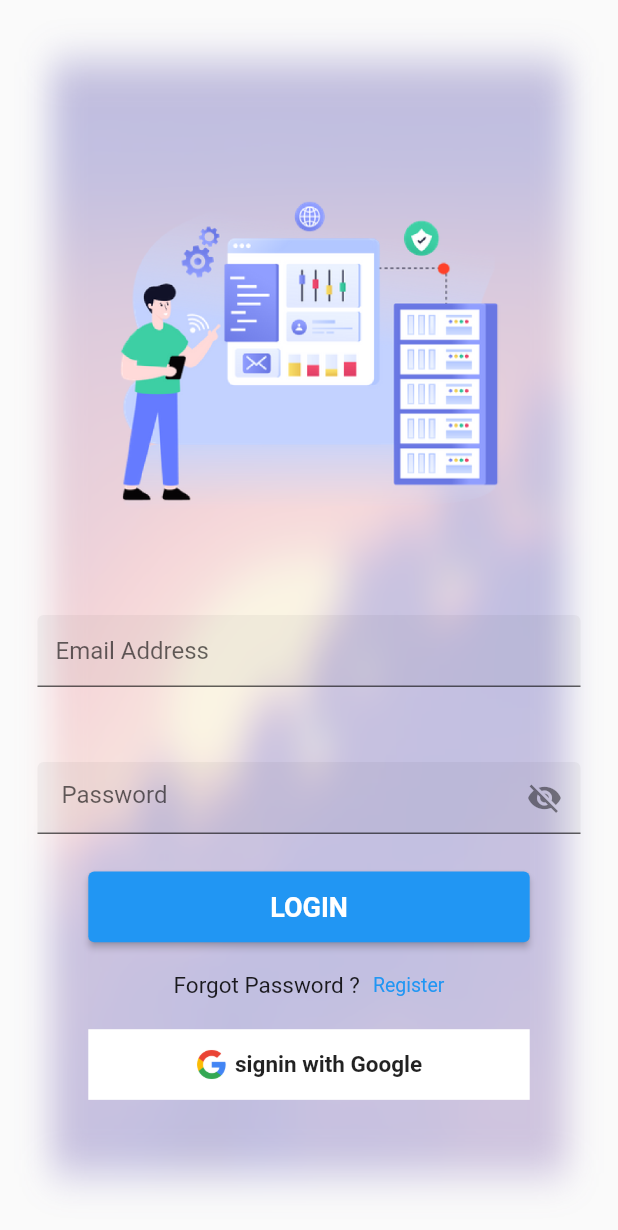
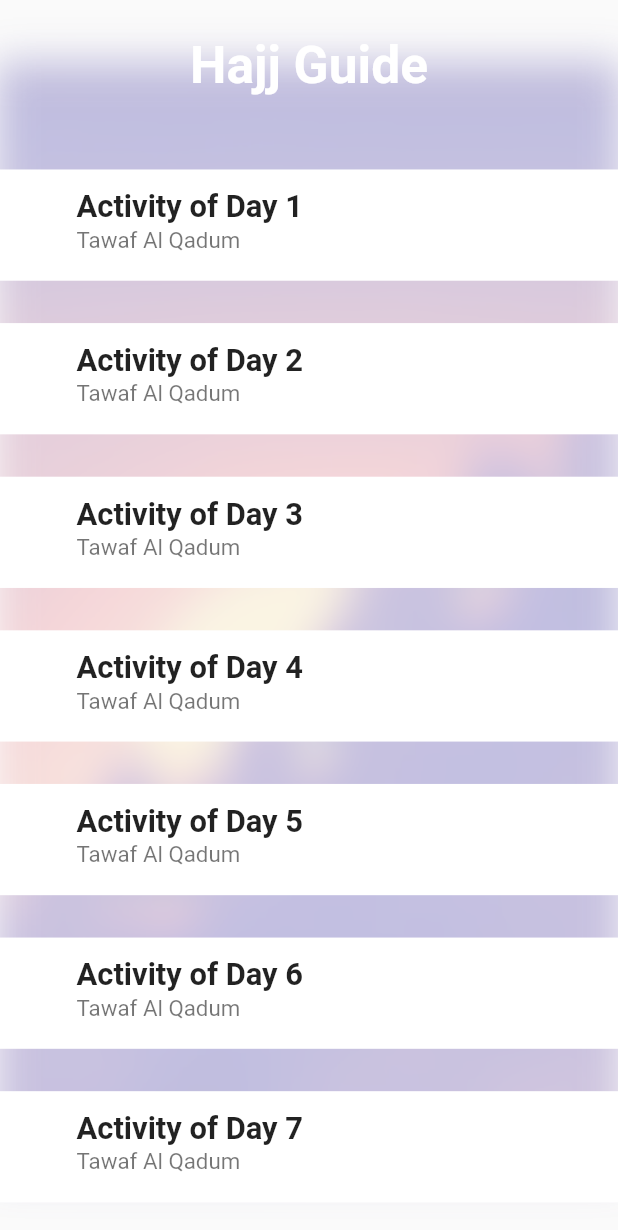
Before and after one commit to Asad-As/prayer_assitant, a Flutter app: the screen it shows after launch, on a phone screen of 412 x 824 dp. Shown: the top 1230 px of the screen. Run offline on Flutter 3.47's test engine with Material 2 defaults, Android fonts, the light colour scheme and no system bars; our stand-ins replace firebase_core, flutter_screenutil; accounts and stored records are empty.

Commit message:
done 3 screen

```diff
--- a/lib/Core/AppColors.dart
+++ b/lib/Core/AppColors.dart
@@ -3,7 +3,7 @@ import 'package:flutter/material.dart';
 class AppColors
 {
   static const witheColor = Colors.white;
-  static const lightGreyColor = Color(0xFFF5F5F5);
+  static const btn_color = Color(0xFF2C56CC);
   static const darkGreyColor = Colors.grey;
   static const blackColor = Color(0xFF0B0B0C);
   static const greenColor = Color(0xFF00B644);
--- a/lib/Core/common_methods.dart
+++ b/lib/Core/common_methods.dart
@@ -12,13 +12,15 @@ Widget makeInput({obsureText = false,hint,allcontroller,Htext,txt2, Iconss,icons
     children: [
 
 
+
          Padding(
-        padding: const EdgeInsets.symmetric(vertical: 25,horizontal: 25),
+          padding: const EdgeInsets.fromLTRB(25, 0, 25, 0),
+          child: SingleChildScrollView(
             child: TextFormField(
-
               controller: allcontroller,
               obscureText: obsureText,
               decoration:  InputDecoration(
+
                 hintText: Htext,
                 filled: true,
                 suffixIcon: Iconss,
@@ -43,9 +45,19 @@ Widget makeInput({obsureText = false,hint,allcontroller,Htext,txt2, Iconss,icons
 
 
 
+
         ),
           ),
+      ),
+      SizedBox(height: 20,)
 
     ],
   );
 }
+
+
+Widget Tstyles({text,Fsize,bold}){
+  return
+    Text(text,style: TextStyle(fontSize: Fsize,fontWeight: bold),);
+
+}
--- a/lib/Core/common_wedgits.dart
+++ b/lib/Core/common_wedgits.dart
@@ -1,6 +1,7 @@
 import 'package:flutter/cupertino.dart';
 import 'package:flutter/material.dart';
 import 'package:flutter_screenutil/flutter_screenutil.dart';
+import 'package:prayer_assitant/Core/AppColors.dart';
 
 class CoustomButton extends StatelessWidget {
   String buttonTitle;
@@ -22,7 +23,7 @@ class CoustomButton extends StatelessWidget {
         child: loading ? CircularProgressIndicator(strokeWidth: 3,color: Colors.white,):
         Text(buttonTitle,style: TextStyle(fontWeight: FontWeight.bold,fontSize: 18),),
         style: ElevatedButton.styleFrom(
-          primary:Colors.blue,
+          primary:AppColors.btn_color
           ),
 
 
--- /dev/null
+++ b/lib/Feature/HajjGuideScreen/hajjguide_screen.dart
@@ -0,0 +1,103 @@
+import 'package:flutter/cupertino.dart';
+import 'package:flutter/material.dart';
+import 'package:flutter_screenutil/flutter_screenutil.dart';
+import 'package:prayer_assitant/Core/AppColors.dart';
+import 'package:prayer_assitant/Core/common_methods.dart';
+
+import '../OnboardingScreeen/onboarding_contents.dart';
+
+class HajjGuideScreen extends StatefulWidget {
+  const HajjGuideScreen({Key? key}) : super(key: key);
+
+  @override
+  State<HajjGuideScreen> createState() => _HajjGuideScreenState();
+}
+
+class _HajjGuideScreenState extends State<HajjGuideScreen> {
+
+
+  @override
+  Widget build(BuildContext context) {
+    return Scaffold(
+      //  backgroundColor: Colors.cyanAccent,
+      body:
+      SafeArea(
+        child: Container(
+          decoration: BoxDecoration(
+            image: DecorationImage(
+              image:  AssetImage(imageS.bg),
+              fit: BoxFit.cover,
+            )
+          ),
+          child: Column(
+            children: [
+              SizedBox(
+                height: 20.h,
+              ),
+              Center(
+                child: Text('Hajj Guide',
+                    style: TextStyle(
+                      color: Colors.white,
+                      fontSize: 30.sp,
+                      fontWeight: FontWeight.w700,
+                    )),
+              ),
+              SizedBox(
+                height: 30.h,
+
+              ),
+              Expanded(
+                flex: 5,
+                child: ListView.builder(
+
+                    itemCount: 8,
+                    itemBuilder: (context, int index) {
+                      return Padding(
+                        padding: EdgeInsets.symmetric(vertical: 12.h),
+                        child: Container(
+
+                          height: 63.h,
+                          width: 350.w,
+                          decoration: const BoxDecoration(
+                            color: AppColors.witheColor,
+
+
+                          ),
+                          child: Padding(
+                            padding: const EdgeInsets.symmetric(horizontal: 35),
+                            child: Column(
+
+                              crossAxisAlignment: CrossAxisAlignment.start,
+                              children: [
+
+
+                                ListTile(
+
+                                  title:
+                                  //Text('Betabyte Tec',style: TextStyle(fontSize: 18),),
+
+                                  Tstyles(text:"Activity of Day ${index+1} ",Fsize: 18.sp,bold: FontWeight.bold)  ,
+
+                                  subtitle: Tstyles(text: "Tawaf Al Qadum",Fsize: 13.sp,),
+
+
+                                ),
+                              ],
+                            ),
+                          ),
+
+
+                        ),
+                      );
+                    }),
+              ),
+
+            ],
+          ),
+        ),
+      )
+
+
+    );
+  }
+}
--- a/lib/main.dart
+++ b/lib/main.dart
@@ -1,8 +1,12 @@
 import 'package:flutter/material.dart';
 import 'package:flutter_screenutil/flutter_screenutil.dart';
+import 'package:prayer_assitant/Feature/HadeesSreen/hadees_screen.dart';
+import 'package:prayer_assitant/Feature/HajjGuideScreen/hajjguide_screen.dart';
 import 'package:prayer_assitant/Feature/HomeScreen/HomeScreen.dart';
 import 'package:prayer_assitant/Feature/LoginScreen/loginscreen.dart';
 import 'package:prayer_assitant/Feature/OnboardingScreeen/onboarding_screen.dart';
+import 'package:prayer_assitant/Feature/PrayertimeScreen/prayertime_screen.dart';
+import 'package:prayer_assitant/Feature/RamadanScreen/ramadan_screen.dart';
 import 'package:prayer_assitant/Feature/RegisterScreen/Register_Screen.dart';
 
 void main() {
@@ -27,8 +31,9 @@ class MyApp extends StatelessWidget {
               primarySwatch: Colors.blue,
             ),
             debugShowCheckedModeBanner: false,
-           home: const LoginScreen(),
-           // home: const RegisterScreen(),
+          // home: const LoginScreen(),
+          // home: const PrayertimeScreen(),
+           home: const HajjGuideScreen(),
           );
         }
     );
```
Also changed, not shown: lib/Feature/HadeesSreen/hadees_screen.dart (added, +103 -0 lines), lib/Feature/LoginScreen/loginscreen.dart (+7 -2 lines), lib/Feature/PrayertimeScreen/prayertime_screen.dart (added, +107 -0 lines), lib/Feature/RamadanScreen/ramadan_screen.dart (added, +103 -0 lines), lib/Feature/RegisterScreen/Register_Screen.dart (+9 -8 lines). Lines whose indentation alone changed are shown as unchanged.
